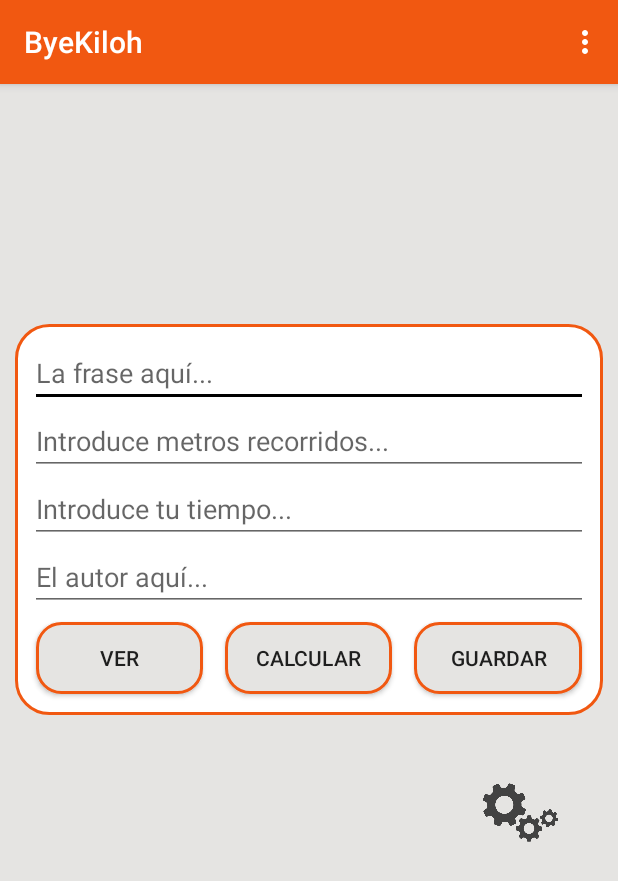
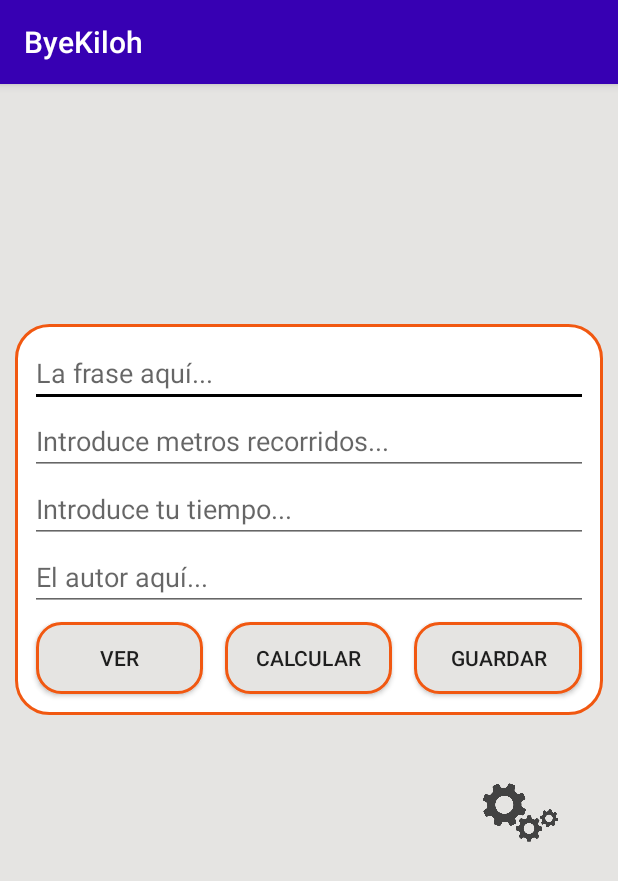
Before and after one commit to dam1718on/ByeKiloh, an Android app: the screen it shows after launch (MainActivity), on a phone screen of 412 x 824 dp. Shown: the top 881 px of the screen. Run offline under Robolectric (Android 15) with nearby library versions, the phone set to English and light mode, and no system bars.

Commit message:
tercer commit. Limpiando un poco el proyecto

```diff
--- a/app/src/main/java/com/example/byekiloh/MainActivity.java
+++ b/app/src/main/java/com/example/byekiloh/MainActivity.java
@@ -15,13 +15,14 @@ import android.widget.Toast;
 
 public class MainActivity extends AppCompatActivity {
 
-    private TextView tvFrase, tvFraseGuardada;
-    private EditText etContenido, etAutor, etTiempo, etDistancia;
+    private TextView tvEjercicio, tvFraseGuardada;
+    //private EditText etContenido, etAutor, etTiempo, etDistancia;
+    private EditText etTiempo, etDistancia;
+
     private Button btnGuardar;
 
-    private SettingPreferences settingPreferences;
-
-    private Frase frase;
+    //private SettingPreferences settingPreferences;
+    //private Frase frase;
 
     //private int distancia, tiempo;
     //private double calculo, kmh;
@@ -31,30 +32,30 @@ public class MainActivity extends AppCompatActivity {
         super.onCreate(savedInstanceState);
         setContentView(R.layout.activity_main);
 
-        tvFrase=findViewById(R.id.tvFrase);
+        tvEjercicio=findViewById(R.id.tvEjercicio);
         tvFraseGuardada=findViewById(R.id.tvFraseGuardada);
-        etContenido=findViewById(R.id.etContenido);
-        etAutor=findViewById(R.id.etAutor);
+        //etContenido=findViewById(R.id.etContenido);
+        //etAutor=findViewById(R.id.etAutor);
         etTiempo=findViewById(R.id.etTiempo);
         etDistancia=findViewById(R.id.etDistancia);
         btnGuardar=findViewById(R.id.btnGuardar);
 
-        settingPreferences = new SettingPreferences(this.getApplicationContext());
+        //settingPreferences = new SettingPreferences(this.getApplicationContext());
 
-        frase = settingPreferences.getFrase();
+        //frase = settingPreferences.getFrase();
 
-        etContenido.setText(frase.getContenido());
-        etAutor.setText(frase.getAutor());
+        //etContenido.setText(frase.getContenido());
+        //etAutor.setText(frase.getAutor());
 
         btnGuardar.setOnClickListener(new View.OnClickListener() {
             @Override
             public void onClick(View v) {
-                guardarFrase();
+                //guardarFrase();
             }
         });
     }
 
-    private void guardarFrase() {
+    /*private void guardarFrase() {
         frase.setContenido(etContenido.getText().toString());
         frase.setAutor(etAutor.getText().toString());
         settingPreferences.save(frase);
@@ -74,7 +75,7 @@ public class MainActivity extends AppCompatActivity {
         return true;
     }
 
-    /*@Override
+    @Override
     public boolean onOptionsItemSelected(MenuItem item) {
         // Handle action bar item clicks here. The action bar will
         // automatically handle clicks on the Home/Up button, so long
@@ -111,7 +112,7 @@ public class MainActivity extends AppCompatActivity {
         toast.show();
     }*/
 
-    public void ver(View view){
+    /*public void ver(View view){
         frase.setContenido(etContenido.getText().toString());
         frase.setAutor(etAutor.getText().toString());
 
@@ -128,7 +129,7 @@ public class MainActivity extends AppCompatActivity {
                 "Añadido correctamente", Toast.LENGTH_SHORT);
         toast.setGravity(Gravity.BOTTOM|Gravity.CENTER, 0, 14);
         toast.show();
-    }
+    }*/
 
     public void calcular(View view){
 
@@ -137,7 +138,7 @@ public class MainActivity extends AppCompatActivity {
         float ms = (float) distancia/(tiempo*60);
         float kmh = ms*36/10;
 
-        tvFraseGuardada.setText(distancia+"-"+tiempo+"-"+String.format("%.2f", ms)+"-"+String.format("%.2f", kmh));
+        tvEjercicio.setText(distancia+"-"+tiempo+"-"+String.format("%.2f", ms)+"-"+String.format("%.2f", kmh));
 
         mensaje(kmh);
 
--- a/app/src/main/java/com/example/byekiloh/SettingPreferences.java
+++ b/app/src/main/java/com/example/byekiloh/SettingPreferences.java
@@ -22,14 +22,14 @@ public class SettingPreferences {
         edit.commit();
     }
 
-    public Frase getFrase() {
+    /*public Frase getFrase() {
         String json = getSharedPreferences().getString(FRASE_PREFERENCE_KEY,null);
         if(json == null){
             return new Frase();
         }
         Frase frase = new Gson().fromJson(json, Frase.class);
         return frase;
-    }
+    }*/
 
     private SharedPreferences getSharedPreferences(){
         SharedPreferences preferences = PreferenceManager.getDefaultSharedPreferences(context);
--- a/app/src/main/res/layout/activity_main.xml
+++ b/app/src/main/res/layout/activity_main.xml
@@ -10,7 +10,7 @@
     android:background="@color/platino">
 
     <TextView
-        android:id="@+id/tvFrase"
+        android:id="@+id/tvEjercicio"
         android:layout_width="wrap_content"
         android:layout_height="100dp"
         android:layout_gravity="right"
--- a/app/src/main/res/values/colors.xml
+++ b/app/src/main/res/values/colors.xml
@@ -1,7 +1,8 @@
 <?xml version="1.0" encoding="utf-8"?>
 <resources>
     <color name="colorPrimaryOld">#6200EE</color>
-    <color name="colorPrimary">#F15811</color>
+    <color name="colorPrimaryOld2">#F15811</color>
+    <color name="colorPrimary">#3700B3</color>
     <color name="colorPrimaryDarkOld">#3700B3</color>
     <color name="colorPrimaryDark">#3700B3</color>
     <color name="colorAccentOld">#03DAC5</color>
```
Also changed, not shown: 1 other file.
